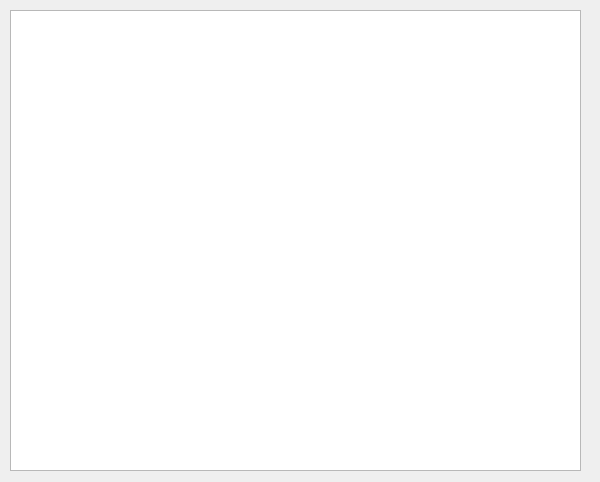
Qt form proelium/mainwindow.ui (Kakadu/proelium) before a commit.
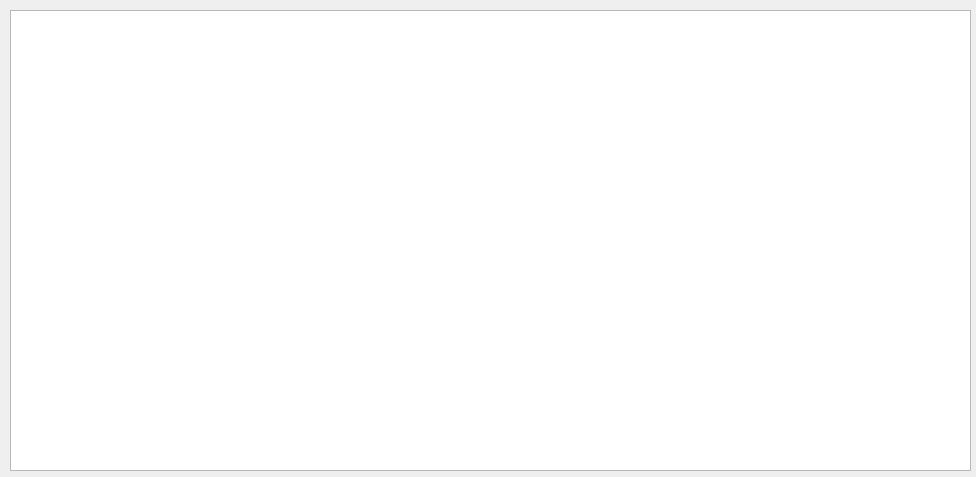
The same form after that commit.

The edit to the form file:
```diff
--- a/proelium/mainwindow.ui
+++ b/proelium/mainwindow.ui
@@ -6,8 +6,8 @@
    <rect>
     <x>0</x>
     <y>0</y>
-    <width>600</width>
-    <height>482</height>
+    <width>976</width>
+    <height>477</height>
    </rect>
   </property>
   <property name="windowTitle">
@@ -19,7 +19,7 @@
      <rect>
       <x>10</x>
       <y>10</y>
-      <width>571</width>
+      <width>961</width>
       <height>461</height>
      </rect>
     </property>
```
